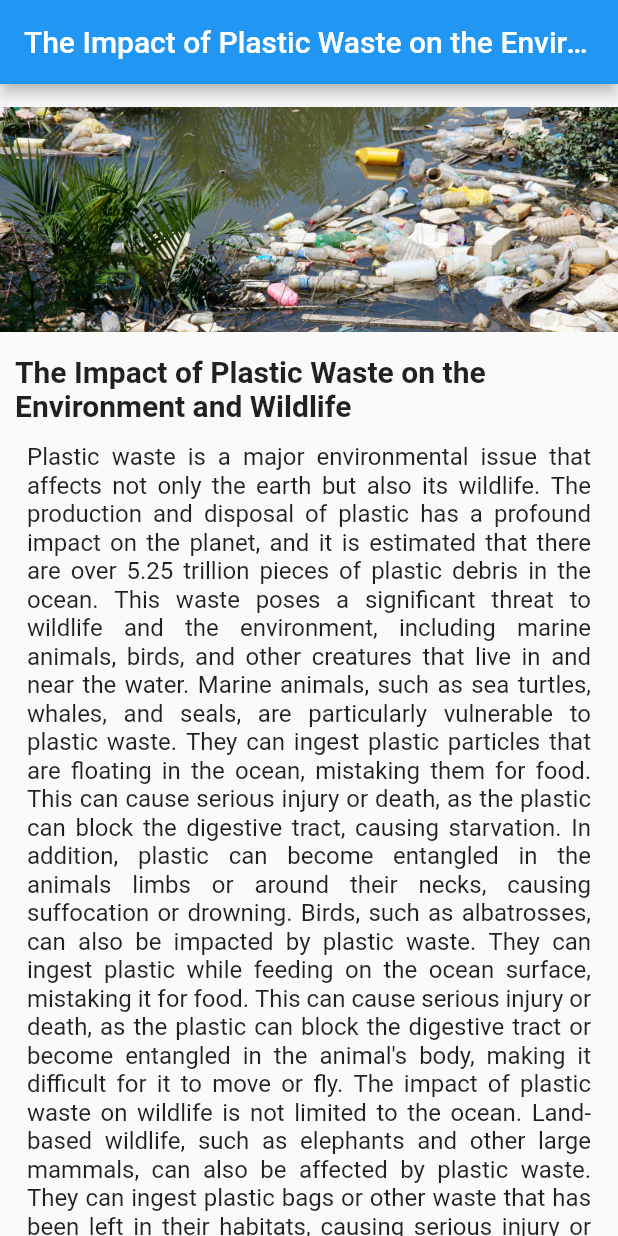
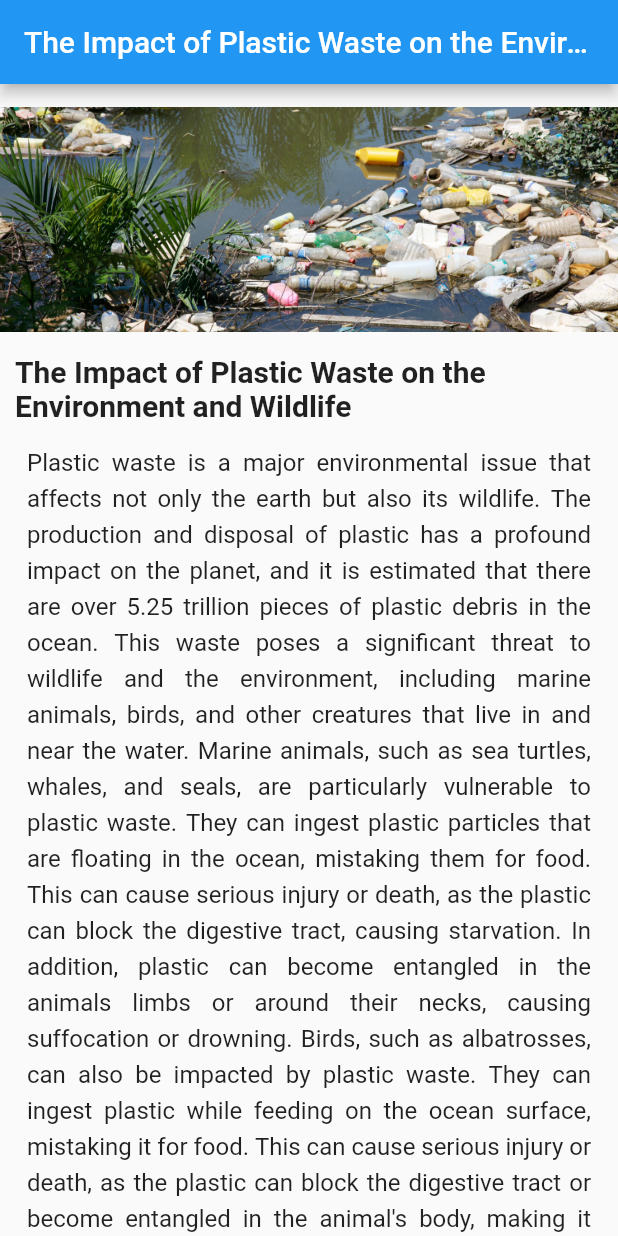
Before and after one commit to dscfuto-org/fasthrash-Mobile, a Flutter app: the EducationCardDetails screen opened directly with sample values from the repository, on a phone screen of 412 x 824 dp. Run offline on Flutter 3.47's test engine with Material 2 defaults, Android fonts, the phone set to English and light mode, and no system bars; our stand-ins replace google_maps_flutter, image_picker, location, logger, shared_preferences, simple_gradient_text and 1 more; accounts and stored records are empty; statements that could not run were skipped.

Commit message:
formating education detail screen

```diff
--- a/lib/features/education/widgets/education_card_details.dart
+++ b/lib/features/education/widgets/education_card_details.dart
@@ -1,3 +1,5 @@
+import 'dart:ui';
+
 import 'package:fastrash/features/education/model/education_model.dart';
 import 'package:flutter/material.dart';
 
@@ -48,6 +50,7 @@ class EducationCardDetails extends StatelessWidget {
                         educationModel.description,
                         style: const TextStyle(
                           fontSize: 16.0,
+                          height: 1.5,
                         ),
                         textAlign: TextAlign.justify,
                       ),
--- a/lib/features/home/widgets/widgets.dart
+++ b/lib/features/home/widgets/widgets.dart
@@ -52,7 +52,7 @@ class _PickImageState extends State<PickImage> {
                 )
               : Image.file(
                   File(
-                    imageFile!.path,
+                    imageFile.path,
                   ),
                 ),
           InkWell(
```
Also changed, not shown: pubspec.lock, 2 other files.
